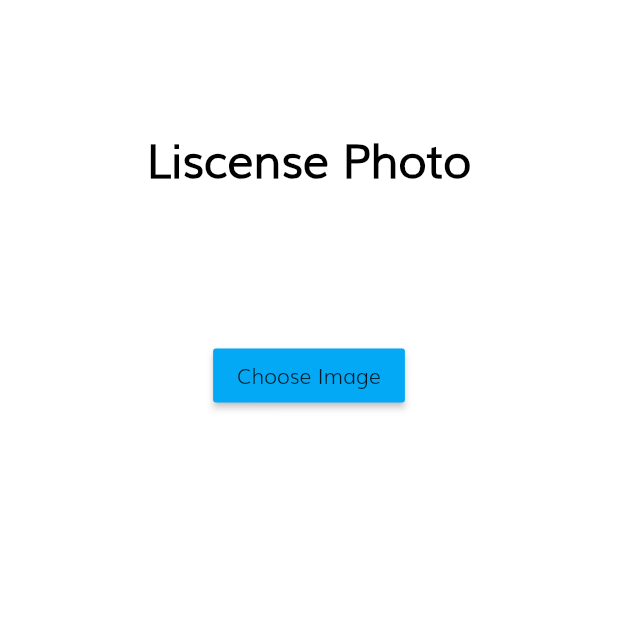
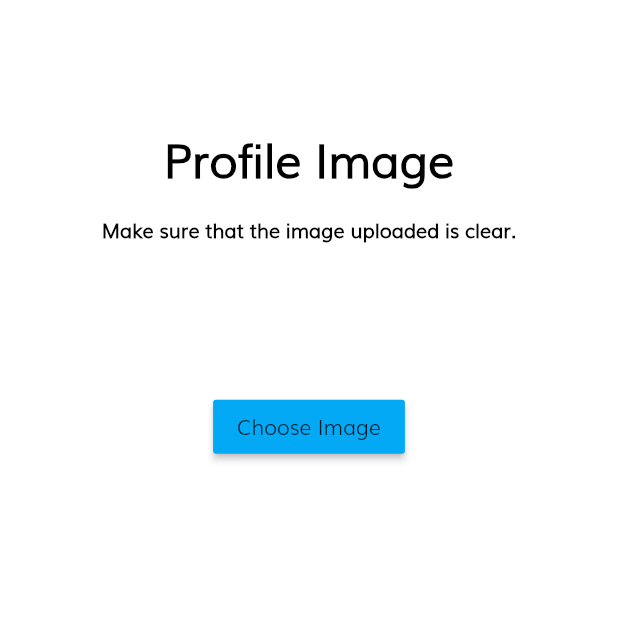
Before and after one commit to iiTzMontzz/ff_driver, a Flutter app: the UploadSelfPhoto screen opened by its route, on a phone screen of 412 x 824 dp, the top half of it. Run offline on Flutter 3.47's test engine with Material 2 defaults, Android fonts, the phone set to English and light mode, and no system bars; our stand-ins replace assets_audio_player, auto_size_text, cloud_firestore, connectivity, firebase_auth, firebase_core and 11 more; missing offline and left inert: flutter_geofire, flutter_polyline_points, maps_toolkit; accounts and stored records are empty; statements that could not run were skipped.

Commit message:
Update oct 9

```diff
--- /dev/null
+++ b/lib/authentication_folder/Images_folder/uploadPhoto.dart
@@ -0,0 +1,139 @@
+import 'dart:io';
+import 'package:ff_driver/models_folder/user.dart';
+import 'package:ff_driver/shared_folder/_constants/FadeAnimation.dart';
+import 'package:ff_driver/shared_folder/_constants/progressDialog.dart';
+import 'package:ff_driver/shared_folder/_constants/size_config.dart';
+import 'package:ff_driver/shared_folder/_constants/splash.dart';
+import 'package:firebase_storage/firebase_storage.dart';
+import 'package:flutter/material.dart';
+import 'package:image_picker/image_picker.dart';
+import 'package:permission_handler/permission_handler.dart';
+import 'package:provider/provider.dart';
+
+class UploadSelfPhoto extends StatefulWidget {
+  @override
+  _UploadSelfPhotoState createState() => _UploadSelfPhotoState();
+}
+
+class _UploadSelfPhotoState extends State<UploadSelfPhoto> {
+  String imageUrl;
+  @override
+  void initState() {
+    super.initState();
+  }
+
+  @override
+  Widget build(BuildContext context) {
+    final user = Provider.of<User>(context);
+    return Scaffold(
+      body: Column(
+        children: [
+          SizedBox(height: SizeConfig.screenHeight * 0.1),
+          FadeAnimation(
+            2,
+            Text(
+              "Profile Image",
+              style: TextStyle(
+                color: Colors.black,
+                fontSize: getProportionateScreenWidth(28),
+                fontWeight: FontWeight.bold,
+              ),
+            ),
+          ),
+          SizedBox(height: getProportionateScreenHeight(15)),
+          FadeAnimation(
+            2,
+            Text(
+              "Make sure that the image uploaded is clear.",
+              style: TextStyle(
+                color: Colors.black,
+                fontSize: getProportionateScreenWidth(12),
+                fontWeight: FontWeight.bold,
+              ),
+            ),
+          ),
+          SizedBox(height: SizeConfig.screenHeight * 0.12),
+          (imageUrl != null)
+              ? Center(
+                  child: Container(
+                    height: 300,
+                    width: 300,
+                    child: Image.network(
+                      imageUrl,
+                      fit: BoxFit.cover,
+                    ),
+                  ),
+                )
+              : Center(
+                  child: RaisedButton(
+                    onPressed: () {
+                      chooseImage(user.uid);
+                    },
+                    child: Text('Choose Image'),
+                    color: Colors.lightBlue,
+                  ),
+                ),
+          SizedBox(height: getProportionateScreenHeight(15)),
+          (imageUrl != null)
+              ? Column(children: [
+                  RaisedButton(
+                    onPressed: () {
+                      chooseImage(user.uid);
+                    },
+                    child: Text('Choose Image'),
+                    color: Colors.lightBlue,
+                  ),
+                  SizedBox(height: getProportionateScreenHeight(10)),
+                  RaisedButton(
+                    onPressed: () {
+                      Navigator.of(context).pop();
+                      Navigator.of(context).push(MaterialPageRoute(
+                          builder: (BuildContext context) =>
+                              Splash(route: '/liscensePhoto')));
+                    },
+                    child: Text('Proceed'),
+                    color: Colors.lightBlue,
+                  ),
+                ])
+              : SizedBox(height: getProportionateScreenHeight(20)),
+        ],
+      ),
+    );
+  }
+
+  chooseImage(String uid) async {
+    final _picker = ImagePicker();
+    final _storage = FirebaseStorage.instance;
+    PickedFile imageLiscense;
+    //Permissions
+    await Permission.photos.request();
+    var permissionStatus = await Permission.photos.status;
+    if (permissionStatus.isGranted) {
+      //Select Image
+      imageLiscense = await _picker.getImage(source: ImageSource.gallery);
+      showDialog(
+          context: context,
+          barrierDismissible: false,
+          builder: (BuildContext context) =>
+              ProgressDialog(status: 'Uploading.....'));
+      //Upload to firebase
+      var file = File(imageLiscense.path);
+      if (imageLiscense != null) {
+        var snapshot = await _storage
+            .ref()
+            .child('driverImages/$uid')
+            .putFile(file)
+            .onComplete;
+        var downloadUrl = await snapshot.ref.getDownloadURL();
+        setState(() {
+          imageUrl = downloadUrl;
+        });
+      } else {
+        print('No image path');
+      }
+      Navigator.of(context).pop();
+    } else {
+      print('Permission Denied');
+    }
+  }
+}
--- a/lib/screens_folder/_front/routes.dart
+++ b/lib/screens_folder/_front/routes.dart
@@ -1,8 +1,10 @@
+import 'package:ff_driver/authentication_folder/Images_folder/front_car_view.dart';
+import 'package:ff_driver/authentication_folder/Images_folder/rear_car_view.dart';
 import 'package:ff_driver/authentication_folder/car_details.dart';
 import 'package:ff_driver/authentication_folder/login.dart';
 import 'package:ff_driver/authentication_folder/sign_up.dart';
-import 'package:ff_driver/authentication_folder/uploadLiscense.dart';
-import 'package:ff_driver/authentication_folder/uploadPhoto.dart';
+import 'package:ff_driver/authentication_folder/Images_folder/uploadLiscense.dart';
+import 'package:ff_driver/authentication_folder/Images_folder/uploadPhoto.dart';
 import 'package:ff_driver/screens_folder/_front/get_started.dart';
 import 'package:ff_driver/screens_folder/_pages/_functions/get_online.dart';
 import 'package:ff_driver/screens_folder/_pages/_history/history.dart';
@@ -31,4 +33,6 @@ final Map<String, WidgetBuilder> routes = {
   '/myprofile': (BuildContext context) => MyProfile(),
   '/liscensePhoto': (BuildContext context) => UploadLisence(),
   '/driverPhoto': (BuildContext context) => UploadSelfPhoto(),
+  '/frontcarview': (BuildContext context) => FrontCarView(),
+  '/rearcarview': (BuildContext context) => RearCarView(),
 };
--- a/lib/screens_folder/_pages/_functions/get_online.dart
+++ b/lib/screens_folder/_pages/_functions/get_online.dart
@@ -1,6 +1,7 @@
 import 'dart:async';
 import 'package:ff_driver/models_folder/user.dart';
 import 'package:ff_driver/services_folder/_helper/helper_method.dart';
+import 'package:ff_driver/services_folder/_helper/push_notif.dart';
 import 'package:ff_driver/shared_folder/_buttons/third_button.dart';
 import 'package:ff_driver/shared_folder/_constants/size_config.dart';
 import 'package:ff_driver/shared_folder/_global/confirm_status.dart';
@@ -33,6 +34,9 @@ class _GetOnlineState extends State<GetOnline> {
   void initState() {
     super.initState();
     HelperMethod.getcurrentUserInfo(context);
+    PushNotificationService pushNotificationService = PushNotificationService();
+    pushNotificationService.initialize(context);
+    pushNotificationService.getToken();
   }
 
   @override
--- a/lib/screens_folder/_pages/_functions/new_trip_page.dart
+++ b/lib/screens_folder/_pages/_functions/new_trip_page.dart
@@ -61,8 +61,7 @@ class _NewTripPageState extends State<NewTripPage> {
       body: Stack(
         children: [
           GoogleMap(
-            padding: EdgeInsets.only(
-                bottom: getProportionateScreenHeight(mapPaddingBottom)),
+            padding: EdgeInsets.only(bottom: getProportionateScreenHeight(360)),
             compassEnabled: true,
             mapType: MapType.normal,
             circles: _circles,
--- a/lib/screens_folder/_pages/_history/history.dart
+++ b/lib/screens_folder/_pages/_history/history.dart
@@ -1,6 +1,5 @@
 import 'package:ff_driver/screens_folder/_pages/_history/history_page.dart';
 import 'package:ff_driver/services_folder/_database/app_data.dart';
-import 'package:ff_driver/services_folder/_helper/helper_method.dart';
 import 'package:ff_driver/shared_folder/_buttons/divider.dart';
 import 'package:ff_driver/shared_folder/_constants/size_config.dart';
 import 'package:ff_driver/shared_folder/_global/global_var.dart';
@@ -19,7 +18,6 @@ class _TripHistoryState extends State<TripHistory> {
   @override
   void initState() {
     super.initState();
-    HelperMethod.getcurrentUserInfo(context);
     getRatings();
   }
 
--- a/lib/services_folder/_database/data.dart
+++ b/lib/services_folder/_database/data.dart
@@ -80,7 +80,7 @@ class Data {
   }
 
   //Stream for Vehicles
-  Stream<Vehicle> get vehicles {
+  Stream<Vehicle> get vehicledata {
     return _db
         .collection('Drivers')
         .document(uid)
--- a/lib/services_folder/_helper/push_notif.dart
+++ b/lib/services_folder/_helper/push_notif.dart
@@ -35,7 +35,7 @@ class PushNotificationService {
 
     DatabaseReference tokenRef = FirebaseDatabase.instance
         .reference()
-        .child('drivers/${currentuser.uid}/token');
+        .child('drivers/${currentDriverinfo.id}/token');
     tokenRef.set(token);
 
     fcm.subscribeToTopic('alldrivers');
```
Also changed, not shown: lib/authentication_folder/Images_folder/front_car_view.dart (added, +122 -0 lines), lib/authentication_folder/Images_folder/guideline_dialog.dart (added, +65 -0 lines), lib/authentication_folder/Images_folder/rear_car_view.dart (renamed from lib/authentication_folder/uploadLiscense.dart, +21 -11 lines), lib/authentication_folder/Images_folder/uploadLiscense.dart (renamed from lib/authentication_folder/uploadPhoto.dart, +24 -12 lines), lib/authentication_folder/sign_up.dart (+9 -2 lines), lib/services_folder/_helper/helper_method.dart (+1 -8 lines).
